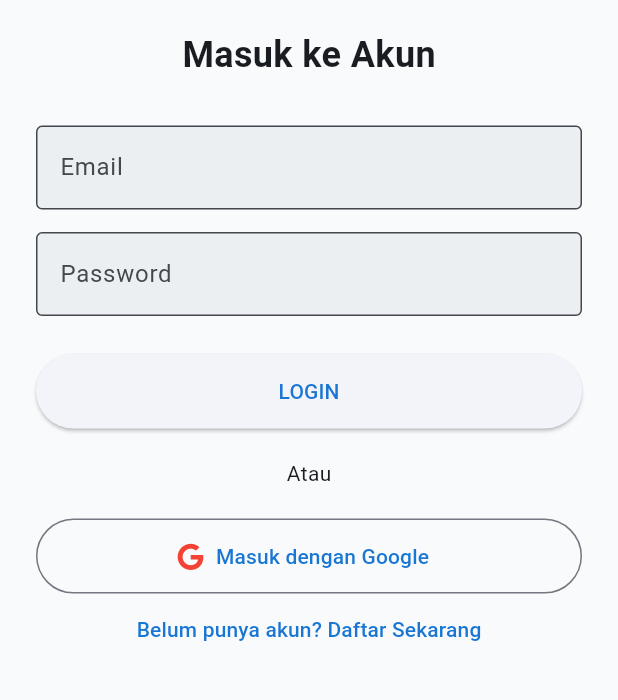
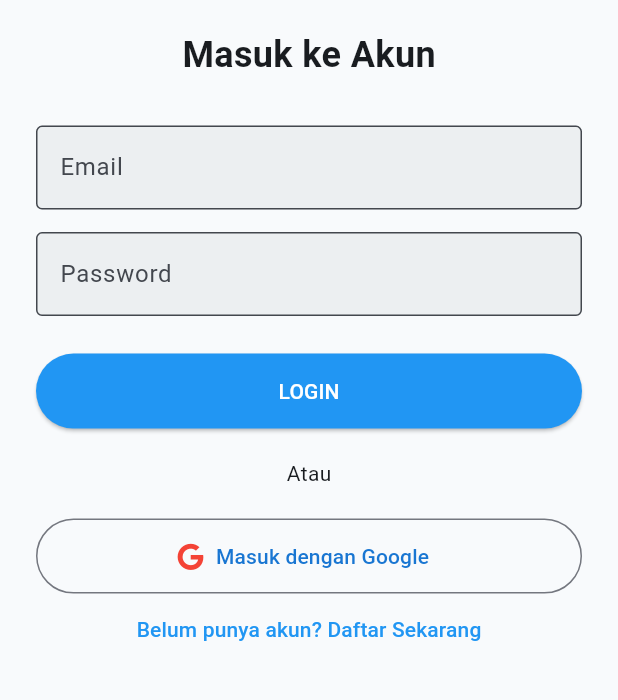
Before and after one commit to jeflijonathan/CariinDong-App, a Flutter app: the screen it shows after launch, on a phone screen of 412 x 824 dp, the part 468-1168 px from its top. Run offline on Flutter 3.47's test engine with Material 3 defaults, Android fonts, the phone set to English and light mode, and no system bars; our stand-ins replace cloud_firestore, firebase_auth, firebase_core, font_awesome_flutter, google_sign_in; accounts and stored records are empty.

```diff
--- a/lib/screens/login_screen.dart
+++ b/lib/screens/login_screen.dart
@@ -51,6 +51,10 @@ class _LoginScreenState extends State<LoginScreen> {
                   width: double.infinity,
                   height: 50,
                   child: ElevatedButton(
+                    style: ElevatedButton.styleFrom(
+                      backgroundColor: Colors.blue,
+                      foregroundColor: Colors.white,
+                    ),
                     onPressed: () async {
                       String? result = await _authService.loginUser(
                         _emailController.text,
@@ -105,6 +109,9 @@ class _LoginScreenState extends State<LoginScreen> {
                 ),
 
                 TextButton(
+                  style: TextButton.styleFrom(
+                    foregroundColor: Colors.blue,
+                  ),
                   onPressed: () {
                     Navigator.push(
                       context,
```
